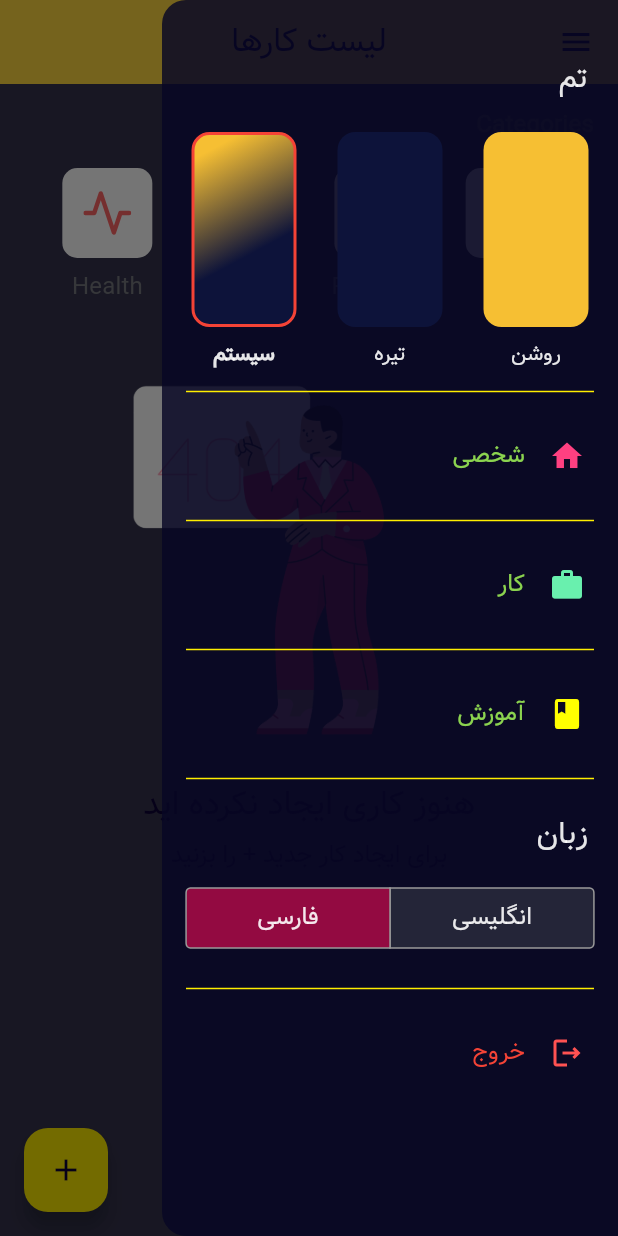
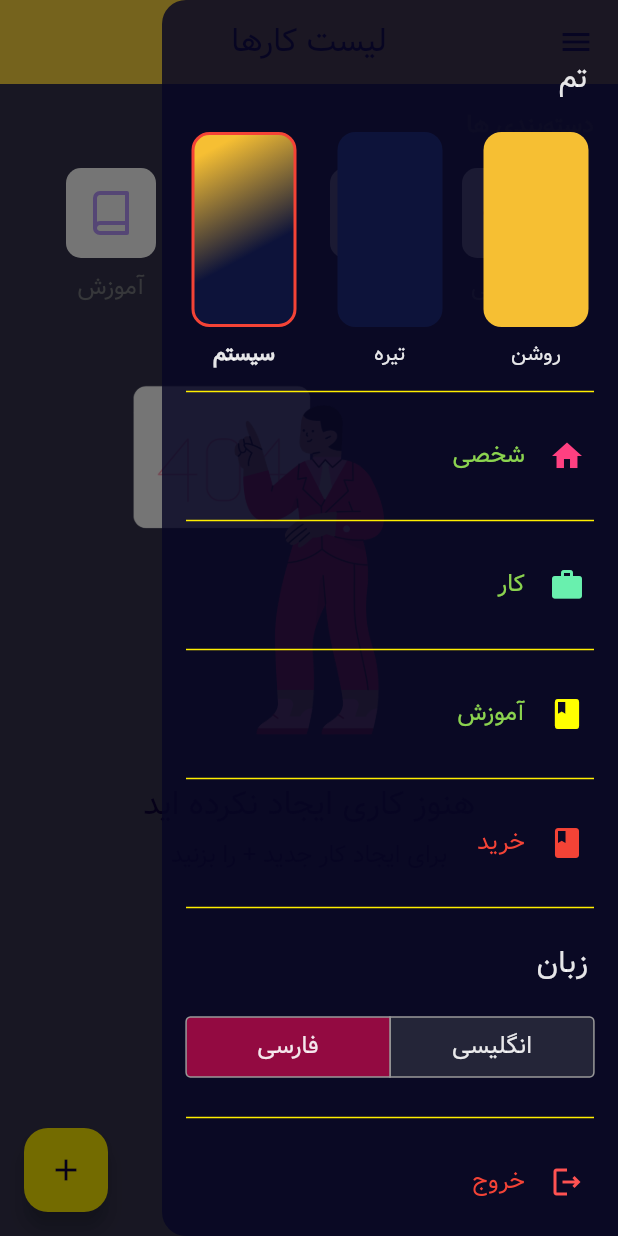
Before and after one commit to rezash76/todo_it, a Flutter app: the TodoScreen screen opened directly, with the side drawer open, on a phone screen of 412 x 824 dp. Run offline on Flutter 3.47's test engine with Material 2 defaults, Android fonts, the light colour scheme and no system bars; our stand-ins replace bloc, dartz, flutter_bloc, flutter_svg, get_it, hive and 3 more; missing offline and left inert: dart:ffi; accounts and stored records are empty; generated files the repository leaves out were written again.

Commit message:
add TaskCatIcon

```diff
--- a/lib/common/feature/drawer/presentation/custom_drawer.dart
+++ b/lib/common/feature/drawer/presentation/custom_drawer.dart
@@ -214,6 +214,32 @@ class _CustomDrawerState extends State<CustomDrawer> {
               height: 30,
             ),
           ),
+          ListTile(
+            leading: const Icon(
+              Icons.book,
+              color: Colors.red,
+            ),
+            title: Text(
+              LanguageManager.shared.translation(context).shopping,
+              style: themeData.textTheme.titleMedium!.copyWith(
+                color: Colors.red,
+              ),
+            ),
+            onTap: () {
+              BlocProvider.of<TaskBloc>(context).add(
+                GetCatTasks(
+                  cat: TaskCategory.shopping,
+                ),
+              );
+              Navigator.pop(context);
+            },
+          ),
+          const Padding(
+            padding: EdgeInsets.symmetric(horizontal: 10),
+            child: Divider(
+              height: 30,
+            ),
+          ),
           Column(
             mainAxisAlignment: MainAxisAlignment.start,
             crossAxisAlignment: CrossAxisAlignment.start,
--- a/lib/features/todo/data/model/task_dto.dart
+++ b/lib/features/todo/data/model/task_dto.dart
@@ -20,6 +20,8 @@ base class TaskDTO extends TaskEntity {
         category = TaskCategory.work;
       case 'learning':
         category = TaskCategory.learning;
+      case 'shopping':
+        category = TaskCategory.shopping;
     }
 
     return TaskDTO(
--- a/lib/features/todo/data/repository/task_repository_impl.dart
+++ b/lib/features/todo/data/repository/task_repository_impl.dart
@@ -79,16 +79,22 @@ base class TaskRepositoryImpl extends TaskRepository {
       var tasks = localDatasource.getAllTasks();
       switch (category) {
         case TaskCategory.work:
-          var worTasks = tasks
+          var workTasks = tasks
               .where((task) => task.category == TaskCategory.work)
               .toList();
-          return Right(worTasks);
+          return Right(workTasks);
 
         case TaskCategory.learning:
           var learningTasks = tasks
               .where((task) => task.category == TaskCategory.learning)
               .toList();
           return Right(learningTasks);
+
+        case TaskCategory.shopping:
+          var shoppingTasks = tasks
+              .where((task) => task.category == TaskCategory.shopping)
+              .toList();
+          return Right(shoppingTasks);
 
         default:
           return Right(tasks);
--- a/lib/features/todo/domain/entity/task_entity.dart
+++ b/lib/features/todo/domain/entity/task_entity.dart
@@ -21,4 +21,5 @@ enum TaskCategory {
   personal,
   work,
   learning,
+  shopping,
 }
--- a/lib/features/todo/presentation/screen/todo_screen.dart
+++ b/lib/features/todo/presentation/screen/todo_screen.dart
@@ -6,9 +6,11 @@ import 'package:todo_test/common/feature/drawer/presentation/custom_drawer.dart'
 import 'package:todo_test/common/language_manager.dart';
 import 'package:todo_test/features/athentication/presentation/bloc/signin/bloc/signin_bloc.dart';
 import 'package:todo_test/features/athentication/presentation/screen/splash_screen.dart';
+import 'package:todo_test/features/todo/domain/entity/task_entity.dart';
 import 'package:todo_test/features/todo/presentation/bloc/task_bloc.dart';
 import 'package:todo_test/features/todo/presentation/widget/empty_task.dart';
 import 'package:todo_test/features/todo/presentation/widget/show_add_task_buttomsheet.dart';
+import 'package:todo_test/features/todo/presentation/widget/task_cat_icon.dart';
 import 'package:todo_test/features/todo/presentation/widget/tasks_list.dart';
 
 class TodoScreen extends StatefulWidget {
@@ -74,7 +76,7 @@ class _TodoScreenState extends State<TodoScreen> {
               crossAxisAlignment: CrossAxisAlignment.start,
               children: [
                 Text(
-                  'Categories',
+                  LanguageManager.shared.translation(context).categories,
                   style: themeData.textTheme.titleMedium!.copyWith(
                     color: const Color.fromARGB(255, 82, 83, 85),
                     fontWeight: FontWeight.w700,
@@ -86,113 +88,21 @@ class _TodoScreenState extends State<TodoScreen> {
                 Row(
                   mainAxisAlignment: MainAxisAlignment.spaceEvenly,
                   children: [
-                    Column(
-                      children: [
-                        Container(
-                          width: 60,
-                          height: 60,
-                          decoration: BoxDecoration(
-                            color: Colors.white,
-                            borderRadius: BorderRadius.circular(10),
-                          ),
-                          child: Padding(
-                            padding: const EdgeInsets.all(14),
-                            child: SvgPicture.asset(
-                              'assets/images/briefcase.svg',
-                            ),
-                          ),
-                        ),
-                        const SizedBox(
-                          height: 8,
-                        ),
-                        Text(
-                          'Work',
-                          style: themeData.textTheme.titleMedium!.copyWith(
-                            color: const Color.fromARGB(255, 118, 120, 126),
-                          ),
-                        ),
-                      ],
+                    TaskCatIcon(
+                      category: TaskCategory.personal,
+                      onTap: () {},
                     ),
-                    Column(
-                      children: [
-                        Container(
-                          width: 60,
-                          height: 60,
-                          decoration: BoxDecoration(
-                            color: Colors.white,
-                            borderRadius: BorderRadius.circular(10),
-                          ),
-                          child: Padding(
-                            padding: const EdgeInsets.all(14),
-                            child: SvgPicture.asset(
-                              'assets/images/book.svg',
-                            ),
-                          ),
-                        ),
-                        const SizedBox(
-                          height: 8,
-                        ),
-                        Text(
-                          'Personal',
-                          style: themeData.textTheme.titleMedium!.copyWith(
-                            color: const Color.fromARGB(255, 118, 120, 126),
-                          ),
-                        ),
-                      ],
+                    TaskCatIcon(
+                      category: TaskCategory.work,
+                      onTap: () {},
                     ),
-                    Column(
-                      children: [
-                        Container(
-                          width: 60,
-                          height: 60,
-                          decoration: BoxDecoration(
-                            color: Colors.white,
-                            borderRadius: BorderRadius.circular(10),
-                          ),
-                          child: Padding(
-                            padding: const EdgeInsets.all(14),
-                            child: SvgPicture.asset(
-                              'assets/images/activity.svg',
-                            ),
-                          ),
-                        ),
-                        const SizedBox(
-                          height: 8,
-                        ),
-                        Text(
-                          'Shopping',
-                          style: themeData.textTheme.titleMedium!.copyWith(
-                            color: const Color.fromARGB(255, 118, 120, 126),
-                          ),
-                        ),
-                      ],
+                    TaskCatIcon(
+                      category: TaskCategory.shopping,
+                      onTap: () {},
                     ),
-                    Column(
-                      children: [
-                        Container(
-                          width: 60,
-                          height: 60,
-                          decoration: BoxDecoration(
-                            color: Colors.white,
-                            borderRadius: BorderRadius.circular(10),
-                          ),
-                          child: Padding(
-                            padding: const EdgeInsets.all(14),
-                            child: SvgPicture.asset(
-                              'assets/images/health.svg',
-                            ),
-                          ),
-                        ),
-                        const SizedBox(
-                          height: 8,
-                        ),
-                        Text(
-                          'Health',
-                          style: themeData.textTheme.titleMedium!.copyWith(
-                            color: const Color.fromARGB(255, 118, 120, 126),
-                          ),
-                        ),
-                      ],
+                    TaskCatIcon(
+                      category: TaskCategory.learning,
+                      onTap: () {},
                     ),
                   ],
                 ),
--- a/lib/features/todo/presentation/widget/task_card.dart
+++ b/lib/features/todo/presentation/widget/task_card.dart
@@ -108,6 +108,8 @@ class _TaskCardState extends State<TaskCard> {
         return Colors.greenAccent;
       case TaskCategory.learning:
         return Colors.yellowAccent;
+      case TaskCategory.shopping:
+        return Colors.red;
       default:
         Colors.pinkAccent;
     }
--- /dev/null
+++ b/lib/features/todo/presentation/widget/task_cat_icon.dart
@@ -0,0 +1,68 @@
+import 'package:flutter/material.dart';
+import 'package:flutter_svg/flutter_svg.dart';
+import 'package:todo_test/common/language_manager.dart';
+import 'package:todo_test/features/todo/domain/entity/task_entity.dart';
+
+class TaskCatIcon extends StatelessWidget {
+  final TaskCategory category;
+  final void Function() onTap;
+  const TaskCatIcon({
+    super.key,
+    required this.category,
+    required this.onTap,
+  });
+
+  @override
+  Widget build(BuildContext context) {
+    ThemeData themeData = Theme.of(context);
+    return GestureDetector(
+      onTap: () => onTap,
+      child: Column(
+        children: [
+          Container(
+            width: 60,
+            height: 60,
+            decoration: BoxDecoration(
+              color: Colors.white,
+              borderRadius: BorderRadius.circular(10),
+            ),
+            child: Padding(
+              padding: const EdgeInsets.all(14),
+              child: SvgPicture.asset(
+                'assets/images/${category.name}.svg',
+              ),
+            ),
+          ),
+          const SizedBox(
+            height: 8,
+          ),
+          Text(
+            getCatTitle(context),
+            style: themeData.textTheme.titleMedium!.copyWith(
+              color: const Color.fromARGB(255, 118, 120, 126),
+            ),
+          ),
+        ],
+      ),
+    );
+  }
+
+  String getCatTitle(BuildContext context) {
+    switch (category) {
+      case TaskCategory.personal:
+        return LanguageManager.shared.translation(context).personal;
+
+      case TaskCategory.shopping:
+        return LanguageManager.shared.translation(context).shopping;
+
+      case TaskCategory.work:
+        return LanguageManager.shared.translation(context).work;
+
+      case TaskCategory.learning:
+        return LanguageManager.shared.translation(context).learning;
+
+      default:
+        return LanguageManager.shared.translation(context).personal;
+    }
+  }
+}
--- a/lib/l10n/app_en.arb
+++ b/lib/l10n/app_en.arb
@@ -12,9 +12,11 @@
     "signup": "Sign up",
     "doNotHaveAnAccoutn": "Do not have an accout?",
     "appearance": "Appearance",
+    "categories": "Categories",
     "personal": "Personal",
     "work": "Work",
     "learning": "Learning",
+    "shopping": "Shopping",
     "language": "Language",
     "english": "English",
     "farsi": "Farsi",
--- a/lib/l10n/app_fa.arb
+++ b/lib/l10n/app_fa.arb
@@ -12,9 +12,11 @@
     "signup": "ثبت نام",
     "doNotHaveAnAccoutn": "هنوز اکانت ندارید؟",
     "appearance": "تم",
+    "categories": "دسته‌بندی ها",
     "personal": "شخصی",
     "work": "کار",
     "learning": "آموزش",
+    "shopping": "خرید",
     "language": "زبان",
     "english": "انگلیسی",
     "farsi": "فارسی",
```
Also changed, not shown: assets/images/learning.svg (renamed from assets/images/book.svg), assets/images/personal.svg (renamed from assets/images/health.svg), assets/images/shopping.svg (renamed from assets/images/activity.svg), assets/images/work.svg (renamed from assets/images/briefcase.svg).
